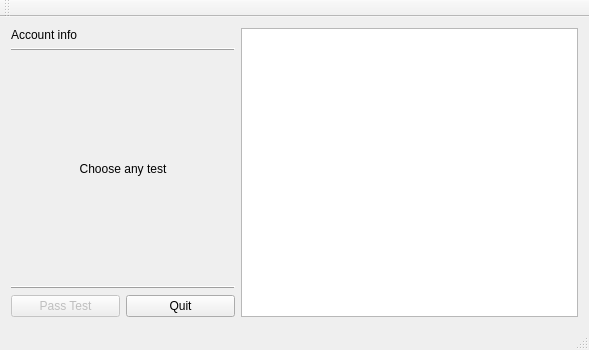
Above: mainwindow.ui from Wooderan/TestiMy before the change. Below: the same form after it.
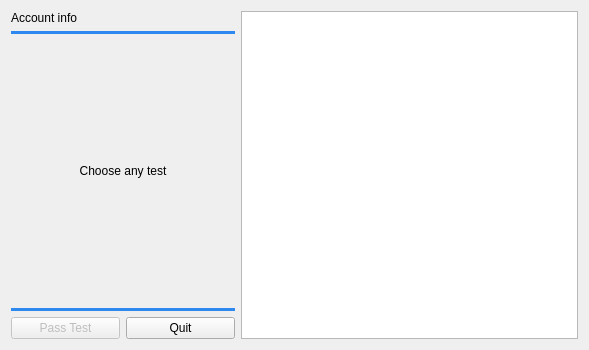
That is the form after the change.

What changed in the file:
```diff
--- a/mainwindow.ui
+++ b/mainwindow.ui
@@ -26,6 +26,10 @@
       </item>
       <item>
        <widget class="QFrame" name="frame_2">
+        <property name="styleSheet">
+         <string notr="true">background-color: #2d89ef;
+border-radius:2px;</string>
+        </property>
         <property name="frameShape">
          <enum>QFrame::HLine</enum>
         </property>
@@ -46,6 +50,10 @@
       </item>
       <item>
        <widget class="QFrame" name="frame">
+        <property name="styleSheet">
+         <string notr="true">background-color: #2d89ef;
+border-radius:2px;</string>
+        </property>
         <property name="frameShape">
          <enum>QFrame::HLine</enum>
         </property>
@@ -83,21 +91,12 @@
        <bool>false</bool>
       </property>
       <attribute name="headerVisible">
-       <bool>true</bool>
+       <bool>false</bool>
       </attribute>
      </widget>
     </item>
    </layout>
   </widget>
-  <widget class="QStatusBar" name="statusBar"/>
-  <widget class="QToolBar" name="mainToolBar">
-   <attribute name="toolBarArea">
-    <enum>TopToolBarArea</enum>
-   </attribute>
-   <attribute name="toolBarBreak">
-    <bool>false</bool>
-   </attribute>
-  </widget>
  </widget>
  <layoutdefault spacing="6" margin="11"/>
  <resources/>
```
